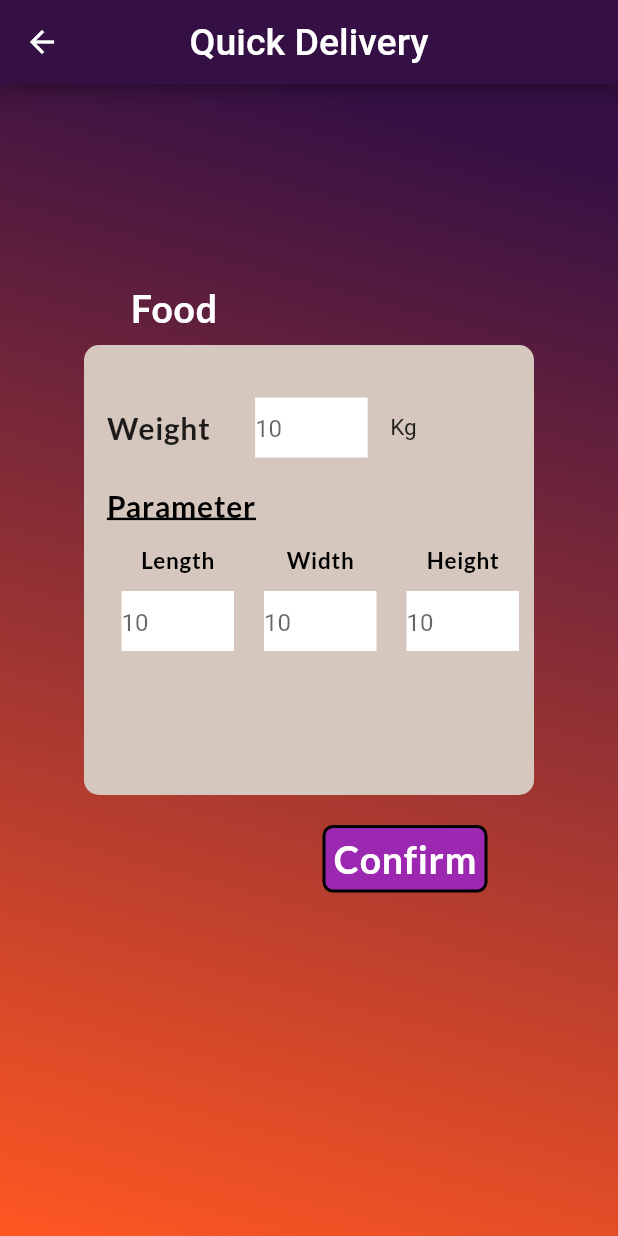
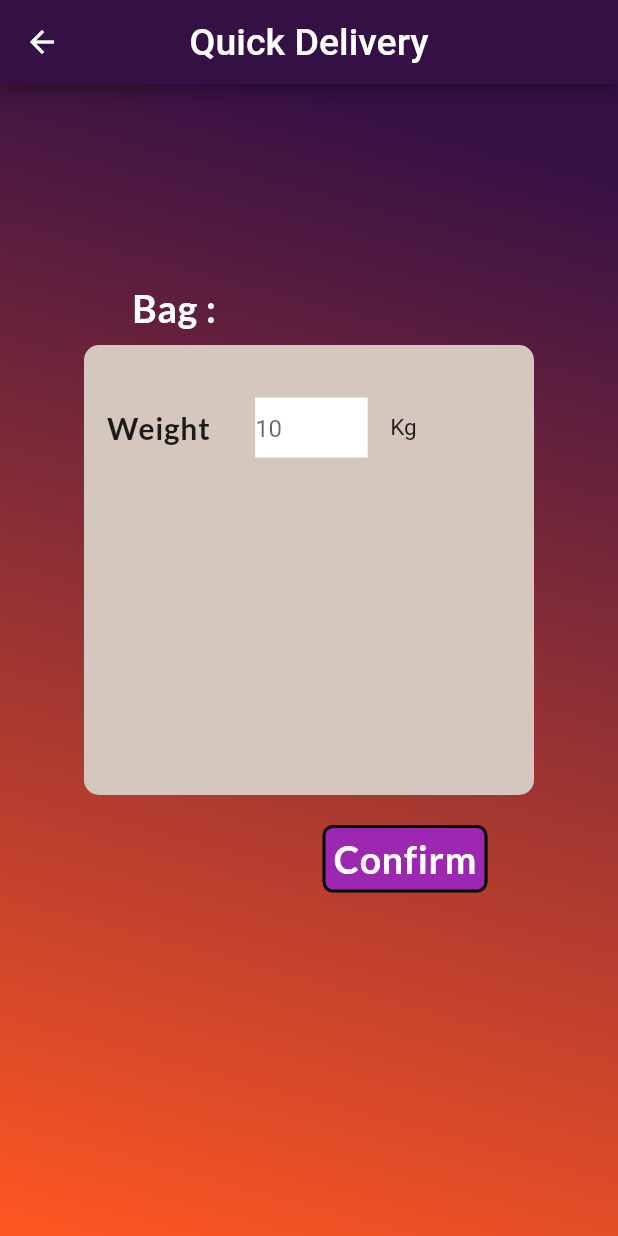
Before and after one commit to arnabislam/freedom, a Flutter app: the screen it shows after launch, on a phone screen of 412 x 824 dp. Run offline on Flutter 3.47's test engine with Material 2 defaults, Android fonts, the phone set to English and light mode, and no system bars; our stand-ins replace get, google_fonts.

Commit message:
map view & bag view done

```diff
--- /dev/null
+++ b/freedoms/lib/app/modules/delivery/views/quick_delivery_bag_view.dart
@@ -0,0 +1,140 @@
+import 'package:flutter/material.dart';
+import 'package:get/get.dart';
+import 'package:google_fonts/google_fonts.dart';
+
+import '../../../../utils/constants.dart';
+
+class QuickDeliveryBagView extends GetView {
+  const QuickDeliveryBagView({Key? key}) : super(key: key);
+  @override
+  Widget build(BuildContext context) {
+    return Scaffold(
+        appBar: AppBar(
+          backgroundColor: Color(0xff351044),
+          leading: Icon(
+            Icons.arrow_back,
+            color: Colors.white,
+          ),
+          title: Text(
+            "Quick Delivery",
+            style: TextStyle(color: Colors.white, fontSize: 25),
+          ),
+          centerTitle: true,
+        ),
+        body: Container(
+          decoration: BoxDecoration(
+            gradient: LinearGradient(
+              begin: Alignment.topCenter,
+              end: Alignment.bottomLeft,
+              colors: [kPrimaryColor, Colors.deepOrange],
+            ),
+          ),
+          child: Center(
+            child: Container(
+              height: 500,
+              width: double.infinity,
+              child: Column(
+                //crossAxisAlignment: CrossAxisAlignment.start,
+                children: [
+                  Padding(
+                    padding: const EdgeInsets.only(right: 180.0),
+                    child: Text(
+                      'Bag :',
+                      style: GoogleFonts.lato(
+                        textStyle: TextStyle(
+                          color: Colors.white,
+                          letterSpacing: .5,
+                          fontWeight: FontWeight.bold,
+                          fontSize: 25,
+                        ),
+                      ),
+                    ),
+                  ),
+                  SizedBox(
+                    height: 10,
+                  ),
+                  Container(
+                    height: 300,
+                    width: 300,
+                    decoration: BoxDecoration(
+                        color: Color(0xffD5C7BE),
+                        borderRadius: BorderRadius.circular(10)),
+                    child: Column(
+                      children: [
+                        Column(
+                          children: [
+                            Container(
+                              margin: EdgeInsets.only(left: 15, top: 35),
+                              child: Row(
+                                children: [
+                                  Text(
+                                    'Weight',
+                                    style: GoogleFonts.lato(
+                                      textStyle: const TextStyle(
+                                        letterSpacing: .5,
+                                        fontWeight: FontWeight.bold,
+                                        fontSize: 20,
+                                      ),
+                                    ),
+                                  ),
+                                  SizedBox(
+                                    width: 30,
+                                  ),
+                                  Container(
+                                    height: 40,
+                                    width: 75,
+                                    color: Colors.white,
+                                    child: TextField(
+                                      decoration: InputDecoration(
+                                        border: InputBorder.none,
+                                        hintText: '10',
+                                      ),
+                                    ),
+                                  ),
+                                  SizedBox(
+                                    width: 15,
+                                  ),
+                                  Text(
+                                    "Kg",
+                                    style: TextStyle(fontSize: 15),
+                                  )
+                                ],
+                              ),
+                            ),
+                          ],
+                        ),
+                      ],
+                    ),
+                  ),
+                  SizedBox(height: 20),
+                  Padding(
+                    padding: const EdgeInsets.only(left: 128.0),
+                    child: Container(
+                      height: 45,
+                      width: 110,
+                      decoration: BoxDecoration(
+                        border: Border.all(color: Colors.black, width: 2.0),
+                        borderRadius: BorderRadius.circular(7),
+                        color: Colors.purple,
+                      ),
+                      child: Center(
+                        child: Text(
+                          'Confirm',
+                          style: GoogleFonts.lato(
+                            textStyle: TextStyle(
+                                color: Colors.white,
+                                letterSpacing: .5,
+                                fontSize: 25,
+                                fontWeight: FontWeight.bold),
+                          ),
+                        ),
+                      ),
+                    ),
+                  )
+                ],
+              ),
+            ),
+          ),
+        ));
+  }
+}
--- a/freedoms/lib/app/routes/app_pages.dart
+++ b/freedoms/lib/app/routes/app_pages.dart
@@ -1,4 +1,4 @@
-import 'package:freedoms/app/modules/delivery/views/quick_delivery_view.dart';
+import 'package:freedoms/app/modules/delivery/views/quick_delivery_bag_view.dart';
 import 'package:get/get.dart';
 
 import '../modules/delivery/bindings/delivery_binding.dart';
@@ -15,7 +15,7 @@ class AppPages {
   static final routes = [
     GetPage(
       name: _Paths.HOME,
-      page: () => const QuickDeliveryView(),
+      page: () => const QuickDeliveryBagView(),
       binding: HomeBinding(),
     ),
     GetPage(
--- a/freedoms/pubspec.yaml
+++ b/freedoms/pubspec.yaml
@@ -22,4 +22,4 @@ dev_dependencies:
 flutter:
   uses-material-design: true
   assets:
-    - images/Saiful.jpg
+    - images/
```
Also changed, not shown: freedoms/lib/app/modules/delivery/views/quick_delivery_map_view.dart (added, +167 -0 lines), freedoms/images/map.png (added).
